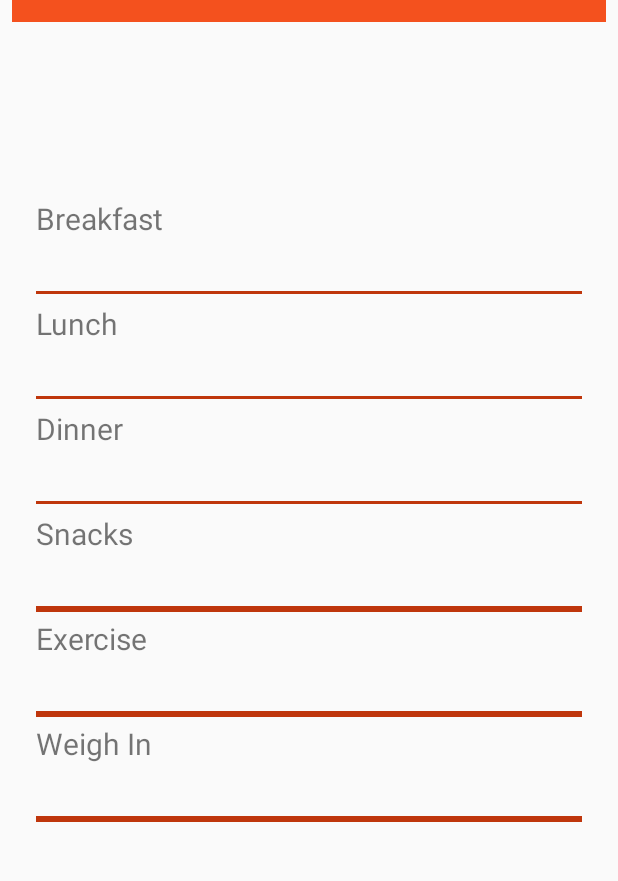
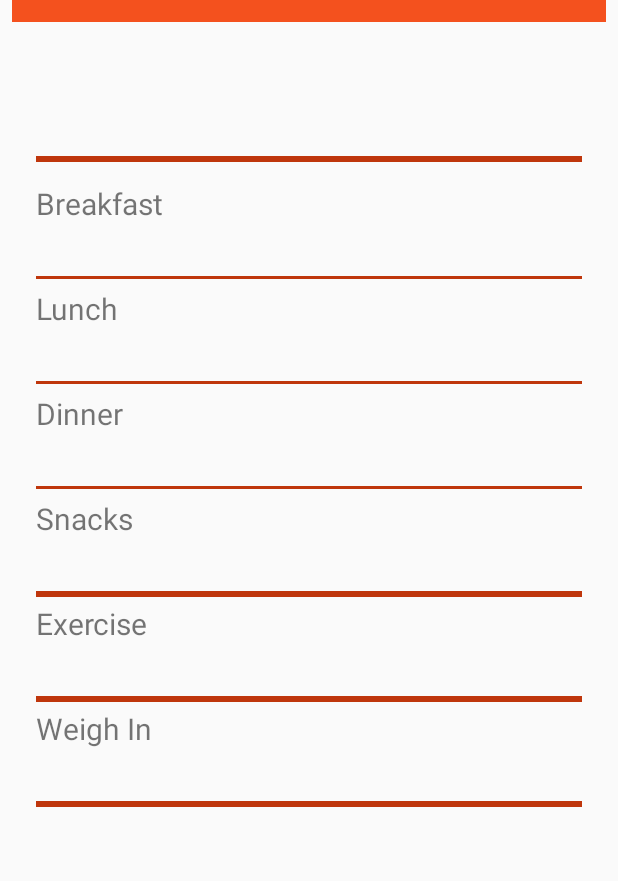
Before and after one commit to rob4abcba/FoodAndFitTracker, an Android app: the screen it shows after launch (MainActivity), on a phone screen of 412 x 824 dp, the part 74-955 px from its top. Run offline under Robolectric (Android 15) with nearby library versions, the phone set to English and light mode, and no system bars; our stand-ins replace AdMob.

Commit message:
Added menu and strings and layouts.

```diff
--- a/app/build.gradle
+++ b/app/build.gradle
@@ -50,5 +50,6 @@ dependencies {
     testImplementation 'junit:junit:4.12'
     androidTestImplementation 'com.android.support.test:runner:1.0.2'
     androidTestImplementation 'com.android.support.test.espresso:espresso-core:3.0.2'
-    implementation 'com.squareup.retrofit2:converter-scalars:2.4.0'
+    implementation 'com.squareup.okhttp3:logging-interceptor:3.11.0'
+    implementation 'com.squareup.okhttp3:okhttp:3.11.0'
 }
--- a/app/src/main/AndroidManifest.xml
+++ b/app/src/main/AndroidManifest.xml
@@ -18,7 +18,7 @@
                 <category android:name="android.intent.category.LAUNCHER" />
             </intent-filter>
         </activity>
-        <activity android:name=".Exercise" />
+        <activity android:name=".ExerciseActivity" />
 
         <meta-data
             android:name="com.google.android.gms.ads.APPLICATION_ID"
--- /dev/null
+++ b/app/src/main/java/com/raemacias/foodandfittracker/FoodActivity.java
@@ -0,0 +1,4 @@
+package com.raemacias.foodandfittracker;
+
+public class FoodActivity {
+}
--- a/app/src/main/java/com/raemacias/foodandfittracker/MainActivity.java
+++ b/app/src/main/java/com/raemacias/foodandfittracker/MainActivity.java
@@ -1,17 +1,21 @@
 package com.raemacias.foodandfittracker;
 
+import android.content.Intent;
 import android.support.v7.app.AppCompatActivity;
 import android.os.Bundle;
 import android.support.v7.widget.Toolbar;
+import android.view.View;
 import android.widget.TextView;
 
 import com.google.android.gms.ads.AdRequest;
 import com.google.android.gms.ads.AdSize;
 import com.google.android.gms.ads.AdView;
-import com.google.android.gms.ads.MobileAds;
 
 
 public class MainActivity extends AppCompatActivity  {
+
+//    @BindView(R.id.exercise) TextView mExercise;
+//    @BindView(R.id.breakfast) TextView mBreakfast;
 
     private AdView mAdView;
 
@@ -24,7 +28,22 @@ public class MainActivity extends AppCompatActivity  {
         setSupportActionBar(toolbar);
         toolbar.setTitle(getTitle());
 
+        //Should implement butterknife here
+
         TextView breakfast = findViewById(R.id.breakfast);
+        TextView exercise = findViewById(R.id.exercise);
+
+        //Need to add all new activities with intents and put extras
+        //or on options selected - figure it out!
+        exercise.setOnClickListener(new View.OnClickListener() {
+            @Override
+            public void onClick(View v) {
+                Intent intent = new Intent(MainActivity.this, ExerciseActivity.class);
+                startActivity(intent);
+            }
+
+        });
+
 
 
 //        MobileAds.initialize(this, "ca-app-pub-3940256099942544~3347511713");
@@ -39,4 +58,7 @@ public class MainActivity extends AppCompatActivity  {
         mAdView.loadAd(adRequest);
 
     }
+
+
+
 }
--- a/app/src/main/java/com/raemacias/foodandfittracker/WeighIn.java
+++ b/app/src/main/java/com/raemacias/foodandfittracker/WeighInActivity.java
@@ -1,4 +1,4 @@
 package com.raemacias.foodandfittracker;
 
-public class WeighIn {
+public class WeighInActivity {
 }
--- a/app/src/main/res/layout/activity_tracker.xml
+++ b/app/src/main/res/layout/activity_tracker.xml
@@ -2,7 +2,6 @@
 <android.support.constraint.ConstraintLayout xmlns:android="http://schemas.android.com/apk/res/android"
     xmlns:ads="http://schemas.android.com/apk/res-auto"
     xmlns:app="http://schemas.android.com/apk/res-auto"
-    xmlns:tools="http://schemas.android.com/tools"
     android:layout_width="match_parent"
     android:layout_height="match_parent"
     android:layout_margin="8dp"
@@ -33,11 +32,18 @@
             android:layout_width="match_parent"
             android:layout_height="wrap_content">
 
+            <View
+                android:layout_width="match_parent"
+                android:paddingTop="8dp"
+                android:layout_height="4dp"
+                android:background="@color/colorPrimaryDark"
+                android:visibility="visible" />
+
             <TextView
                 android:id="@+id/breakfast"
                 android:layout_width="match_parent"
                 android:layout_height="70dp"
-                android:layout_marginTop="20dp"
+                android:layout_marginTop="10dp"
                 android:paddingTop="8dp"
                 android:clickable="true"
                 android:focusable="true"
--- a/app/src/main/res/values/strings.xml
+++ b/app/src/main/res/values/strings.xml
@@ -10,5 +10,6 @@
     <string name="dinner">Dinner</string>
     <string name="snacks">Snacks</string>
     <string name="test_banner_ad">ca-app-pub-3940256099942544/6300978111</string>
+    <string name="search">search</string>
 
 </resources>
```
Also changed, not shown: app/src/main/java/com/raemacias/foodandfittracker/Exercise.java (deleted, +0 -26 lines), app/src/main/java/com/raemacias/foodandfittracker/Food.java (deleted, +0 -7 lines), app/src/main/java/network/Retrofit.java (+21 -7 lines), app/src/main/java/network/TrackerInterface.java (+8 -26 lines), app/src/main/res/layout/activity_exercise.xml (+16 -5 lines), app/src/main/res/menu/menu_main.xml (added, +12 -0 lines), app/src/main/res/drawable-v24/icons8_search_24.png (added).
